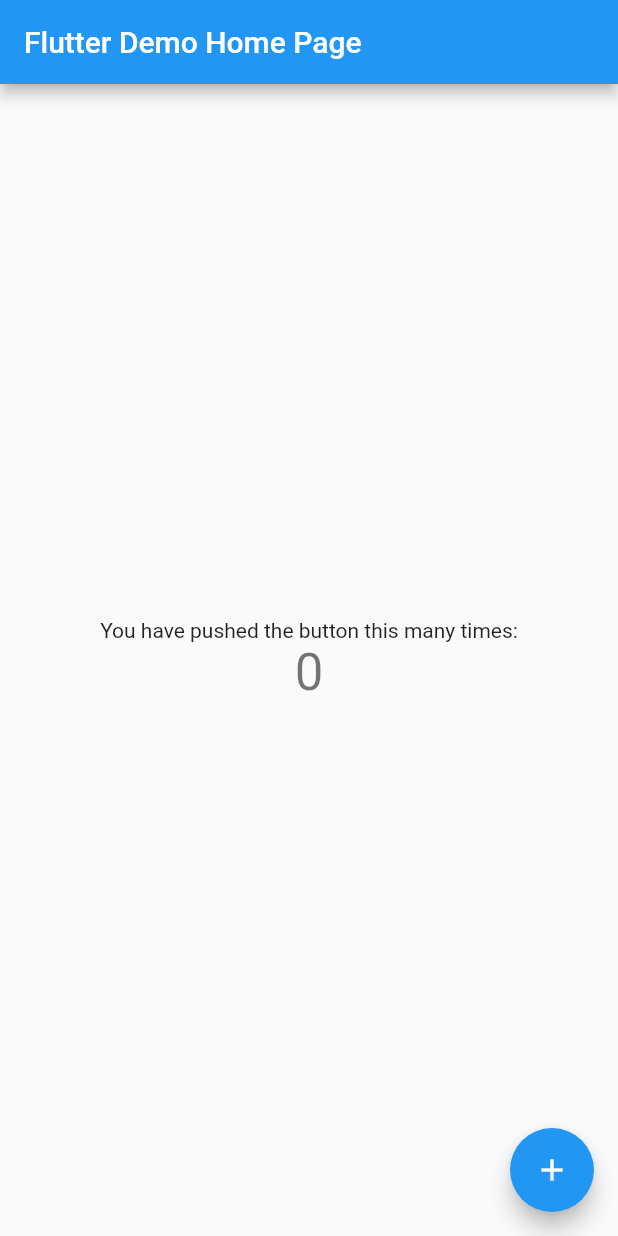
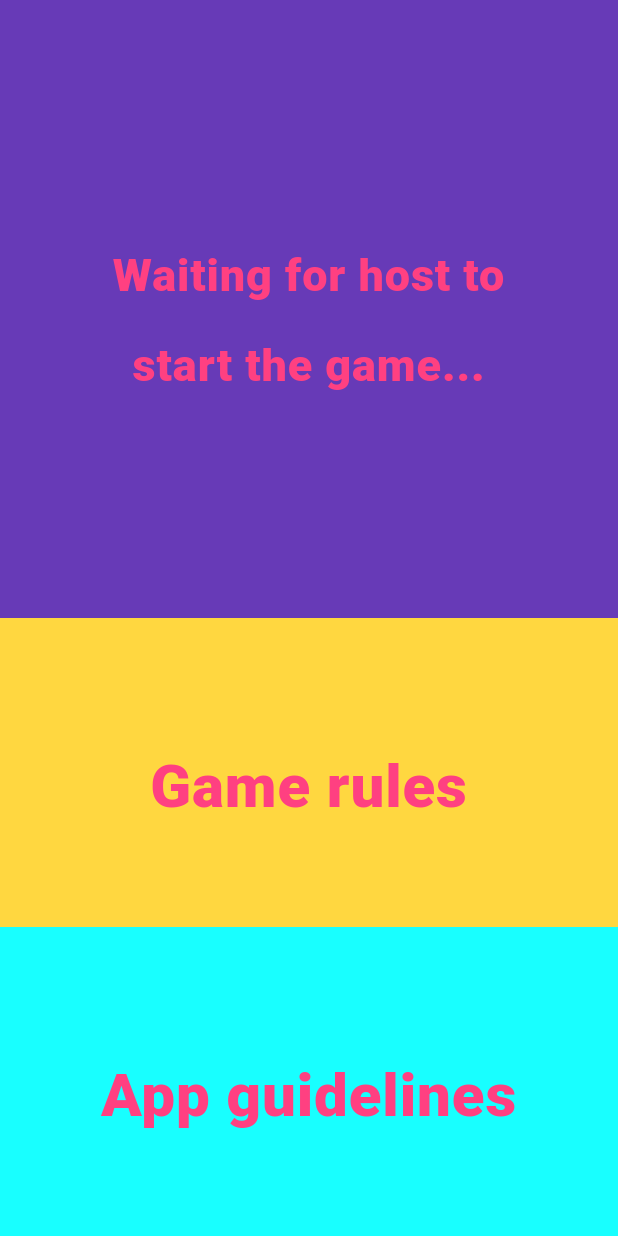
Before and after one commit to tnlong311/trivia-app, a Flutter app: the screen it shows after launch, on a phone screen of 412 x 824 dp. Run offline on Flutter 3.47's test engine with Material 2 defaults, Android fonts, the phone set to English and light mode, and no system bars.

Commit message:
lobby page draft

```diff
--- /dev/null
+++ b/lib/consts/app_styles.dart
@@ -0,0 +1,21 @@
+import 'package:flutter/material.dart';
+
+const triviaHeading1 = TextStyle(
+  color: Colors.pinkAccent,
+  fontWeight: FontWeight.w800,
+  fontFamily: 'Roboto',
+  letterSpacing: 0.6,
+  fontSize: 40,
+  height: 2,
+  decoration: TextDecoration.none
+);
+
+const triviaHeading2 = TextStyle(
+  color: Colors.pinkAccent,
+  fontWeight: FontWeight.w800,
+  fontFamily: 'Roboto',
+  letterSpacing: 0.6,
+  fontSize: 30,
+  height: 2,
+  decoration: TextDecoration.none
+);
--- a/lib/main.dart
+++ b/lib/main.dart
@@ -1,4 +1,5 @@
 import 'package:flutter/material.dart';
+import 'package:trivia_app/views/pages/lobby_page.dart';
 
 void main() {
   runApp(const MyApp());
@@ -11,7 +12,7 @@ class MyApp extends StatelessWidget {
   @override
   Widget build(BuildContext context) {
     return MaterialApp(
-      title: 'Flutter Demo',
+      title: 'Trivia App',
       theme: ThemeData(
         // This is the theme of your application.
         //
@@ -22,94 +23,94 @@ class MyApp extends StatelessWidget {
         // or simply save your changes to "hot reload" in a Flutter IDE).
         // Notice that the counter didn't reset back to zero; the application
         // is not restarted.
-        primarySwatch: Colors.blue,
+        primarySwatch: Colors.pink,
       ),
-      home: const MyHomePage(title: 'Flutter Demo Home Page'),
+      home: const LobbyPage(),
     );
   }
 }
 
-class MyHomePage extends StatefulWidget {
-  const MyHomePage({Key? key, required this.title}) : super(key: key);
-
-  // This widget is the home page of your application. It is stateful, meaning
-  // that it has a State object (defined below) that contains fields that affect
-  // how it looks.
-
-  // This class is the configuration for the state. It holds the values (in this
-  // case the title) provided by the parent (in this case the App widget) and
-  // used by the build method of the State. Fields in a Widget subclass are
-  // always marked "final".
-
-  final String title;
-
-  @override
-  State<MyHomePage> createState() => _MyHomePageState();
-}
-
-class _MyHomePageState extends State<MyHomePage> {
-  int _counter = 0;
-
-  void _incrementCounter() {
-    setState(() {
-      // This call to setState tells the Flutter framework that something has
-      // changed in this State, which causes it to rerun the build method below
-      // so that the display can reflect the updated values. If we changed
-      // _counter without calling setState(), then the build method would not be
-      // called again, and so nothing would appear to happen.
-      _counter = _counter + 5;
-    });
-  }
-
-  @override
-  Widget build(BuildContext context) {
-    // This method is rerun every time setState is called, for instance as done
-    // by the _incrementCounter method above.
-    //
-    // The Flutter framework has been optimized to make rerunning build methods
-    // fast, so that you can just rebuild anything that needs updating rather
-    // than having to individually change instances of widgets.
-    return Scaffold(
-      appBar: AppBar(
-        // Here we take the value from the MyHomePage object that was created by
-        // the App.build method, and use it to set our appbar title.
-        title: Text(widget.title),
-      ),
-      body: Center(
-        // Center is a layout widget. It takes a single child and positions it
-        // in the middle of the parent.
-        child: Column(
-          // Column is also a layout widget. It takes a list of children and
-          // arranges them vertically. By default, it sizes itself to fit its
-          // children horizontally, and tries to be as tall as its parent.
-          //
-          // Invoke "debug painting" (press "p" in the console, choose the
-          // "Toggle Debug Paint" action from the Flutter Inspector in Android
-          // Studio, or the "Toggle Debug Paint" command in Visual Studio Code)
-          // to see the wireframe for each widget.
-          //
-          // Column has various properties to control how it sizes itself and
-          // how it positions its children. Here we use mainAxisAlignment to
-          // center the children vertically; the main axis here is the vertical
-          // axis because Columns are vertical (the cross axis would be
-          // horizontal).
-          mainAxisAlignment: MainAxisAlignment.center,
-          children: <Widget>[
-            const Text(
-              'You have pushed the button this many times:',
-            ),
-            Text(
-              '$_counter',
-              style: Theme.of(context).textTheme.headline4,
-            ),
-          ],
-        ),
-      ),
-      floatingActionButton: FloatingActionButton(
-        onPressed: _incrementCounter,
-        tooltip: 'Increment',
-        child: const Icon(Icons.add),
-      ), // This trailing comma makes auto-formatting nicer for build methods.
-    );
-  }
-}
+// class MyHomePage extends StatefulWidget {
+//   const MyHomePage({Key? key, required this.title}) : super(key: key);
+//
+//   // This widget is the home page of your application. It is stateful, meaning
+//   // that it has a State object (defined below) that contains fields that affect
+//   // how it looks.
+//
+//   // This class is the configuration for the state. It holds the values (in this
+//   // case the title) provided by the parent (in this case the App widget) and
+//   // used by the build method of the State. Fields in a Widget subclass are
+//   // always marked "final".
+//
+//   final String title;
+//
+//   @override
+//   State<MyHomePage> createState() => _MyHomePageState();
+// }
+//
+// class _MyHomePageState extends State<MyHomePage> {
+//   int _counter = 0;
+//
+//   void _incrementCounter() {
+//     setState(() {
+//       // This call to setState tells the Flutter framework that something has
+//       // changed in this State, which causes it to rerun the build method below
+//       // so that the display can reflect the updated values. If we changed
+//       // _counter without calling setState(), then the build method would not be
+//       // called again, and so nothing would appear to happen.
+//       _counter = _counter + 5;
+//     });
+//   }
+//
+//   @override
+//   Widget build(BuildContext context) {
+//     // This method is rerun every time setState is called, for instance as done
+//     // by the _incrementCounter method above.
+//     //
+//     // The Flutter framework has been optimized to make rerunning build methods
+//     // fast, so that you can just rebuild anything that needs updating rather
+//     // than having to individually change instances of widgets.
+//     return Scaffold(
+//       appBar: AppBar(
+//         // Here we take the value from the MyHomePage object that was created by
+//         // the App.build method, and use it to set our appbar title.
+//         title: Text(widget.title),
+//       ),
+//       body: Center(
+//         // Center is a layout widget. It takes a single child and positions it
+//         // in the middle of the parent.
+//         child: Column(
+//           // Column is also a layout widget. It takes a list of children and
+//           // arranges them vertically. By default, it sizes itself to fit its
+//           // children horizontally, and tries to be as tall as its parent.
+//           //
+//           // Invoke "debug painting" (press "p" in the console, choose the
+//           // "Toggle Debug Paint" action from the Flutter Inspector in Android
+//           // Studio, or the "Toggle Debug Paint" command in Visual Studio Code)
+//           // to see the wireframe for each widget.
+//           //
+//           // Column has various properties to control how it sizes itself and
+//           // how it positions its children. Here we use mainAxisAlignment to
+//           // center the children vertically; the main axis here is the vertical
+//           // axis because Columns are vertical (the cross axis would be
+//           // horizontal).
+//           mainAxisAlignment: MainAxisAlignment.center,
+//           children: <Widget>[
+//             const Text(
+//               'You have pushed the button this many times:',
+//             ),
+//             Text(
+//               '$_counter',
+//               style: Theme.of(context).textTheme.headline4,
+//             ),
+//           ],
+//         ),
+//       ),
+//       floatingActionButton: FloatingActionButton(
+//         onPressed: _incrementCounter,
+//         tooltip: 'Increment',
+//         child: const Icon(Icons.add),
+//       ), // This trailing comma makes auto-formatting nicer for build methods.
+//     );
+//   }
+// }
--- a/lib/views/pages/lobby_page.dart
+++ b/lib/views/pages/lobby_page.dart
@@ -1 +1,90 @@
-// waiting room
+import 'package:flutter/cupertino.dart';
+import 'package:flutter/material.dart';
+
+import '../../consts/app_styles.dart';
+
+class LobbyPage extends StatelessWidget{
+  const LobbyPage ({Key? key}) : super(key: key);
+
+  @override
+  Widget build(BuildContext context) {
+    return Column(
+      children: const [
+        Expanded(
+            flex: 2,
+            child: WaitingInfo()
+        ),
+        Expanded(
+          flex: 1,
+            child: RulesNav()
+        ),
+        Expanded(
+            child: GuidelineNav()
+        ),
+      ],
+    );
+  }
+}
+
+class WaitingInfo extends StatelessWidget{
+  const WaitingInfo ({Key? key}) : super(key: key);
+
+  @override
+  Widget build(BuildContext context) {
+    return Container(
+      decoration: const BoxDecoration(
+        color: Colors.deepPurple
+      ),
+      padding: const EdgeInsets.only(left: 50, right: 50),
+      child: const Center(
+        child: Text("Waiting for host to start the game...",
+          style: triviaHeading2,
+          textAlign: TextAlign.center,
+        )
+      )
+    );
+  }
+}
+
+class RulesNav extends StatelessWidget{
+  const RulesNav ({Key? key}) : super(key: key);
+
+  @override
+  Widget build(BuildContext context) {
+    return Container(
+        decoration: const BoxDecoration(
+            color: Colors.amberAccent
+        ),
+        padding: const EdgeInsets.only(left: 20, right: 20),
+        child: Center(
+            child: TextButton(
+                onPressed: (){},
+                child: const Text("Game rules",
+                    style: triviaHeading1,
+                    textAlign: TextAlign.center,
+                    )
+            )
+        )
+    );
+  }
+}
+
+class GuidelineNav extends StatelessWidget{
+  const GuidelineNav ({Key? key}) : super(key: key);
+
+  @override
+  Widget build(BuildContext context) {
+  return Container(
+      decoration: const BoxDecoration(
+          color: Colors.cyanAccent
+      ),
+      padding: const EdgeInsets.only(left: 20, right: 20),
+      child: const Center(
+          child: Text("App guidelines",
+            style: triviaHeading1,
+            textAlign: TextAlign.center,
+          )
+      )
+  );
+  }
+}
```
